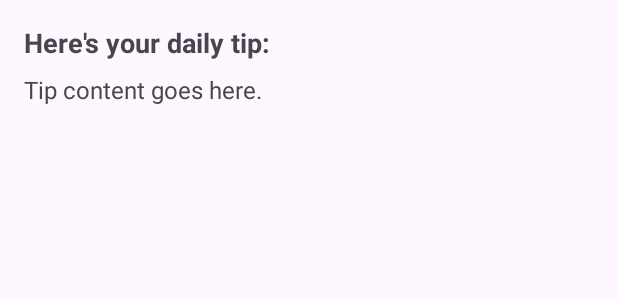
After one commit to BarelyAnXer/HydroGrowth, an Android app: the layout daily_tip_prompt.xml on its own in the app's theme, with its tools: preview values and no code run, on a phone screen of 412 x 824 dp. The commit adds this screen. Shown: the top 300 px of the screen. Run offline under Robolectric (Android 15) with nearby library versions, the phone set to English and light mode, and no system bars.

Commit message:
polish next

```diff
--- /dev/null
+++ b/android/app/src/main/res/layout/daily_tip_prompt.xml
@@ -0,0 +1,23 @@
+<LinearLayout xmlns:android="http://schemas.android.com/apk/res/android"
+    android:layout_width="match_parent"
+    android:layout_height="wrap_content"
+    android:orientation="vertical"
+    android:padding="16dp">
+
+    <TextView
+        android:id="@+id/tipText"
+        android:layout_width="match_parent"
+        android:layout_height="wrap_content"
+        android:textSize="18sp"
+        android:text="Here's your daily tip:"
+        android:textStyle="bold"/>
+
+    <TextView
+        android:id="@+id/tipContent"
+        android:layout_width="match_parent"
+        android:layout_height="wrap_content"
+        android:layout_marginTop="8dp"
+        android:textSize="16sp"
+        android:text="Tip content goes here."/>
+
+</LinearLayout>
```
Also changed, not shown: android/app/build.gradle (+7 -0 lines), android/app/src/main/AndroidManifest.xml (+10 -6 lines), android/app/src/main/res/layout/activity_images.xml (added, +19 -0 lines), android/app/src/main/res/layout/activity_main.xml (+1 -17 lines), android/app/src/main/res/layout/image_gallery.xml (added, +61 -0 lines), android/app/src/main/res/layout/image_item.xml (added, +30 -0 lines), android/app/src/main/res/layout/item_image.xml (added, +7 -0 lines), android/app/src/main/res/drawable/placeholder.png (added), 4 other files.
